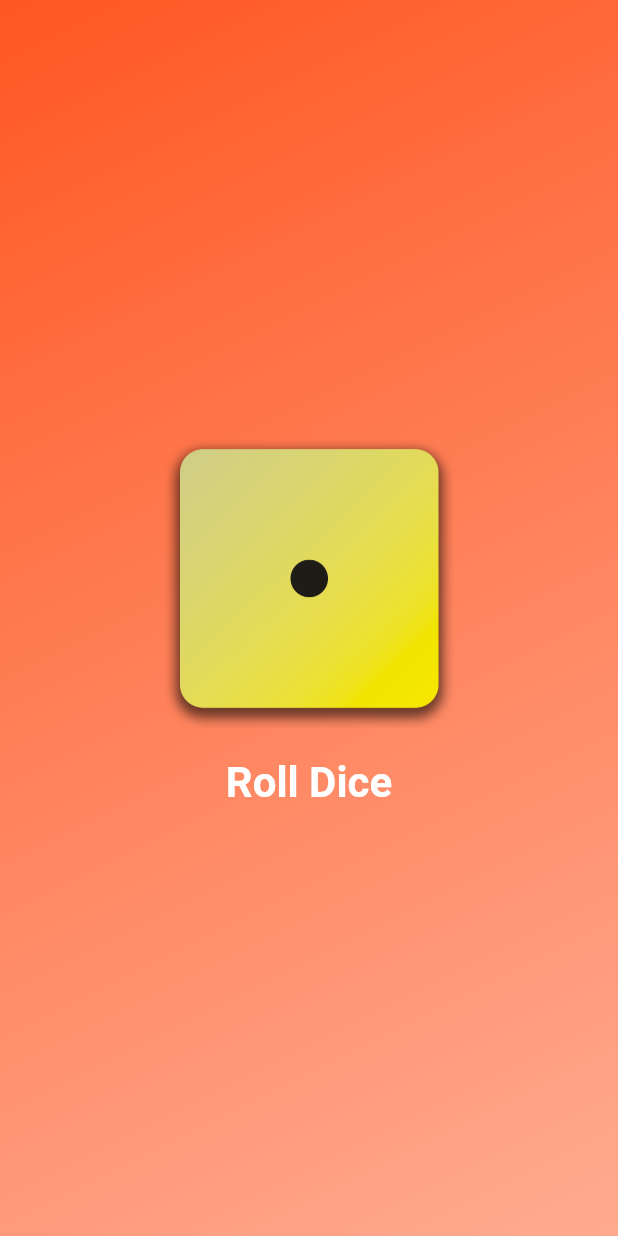
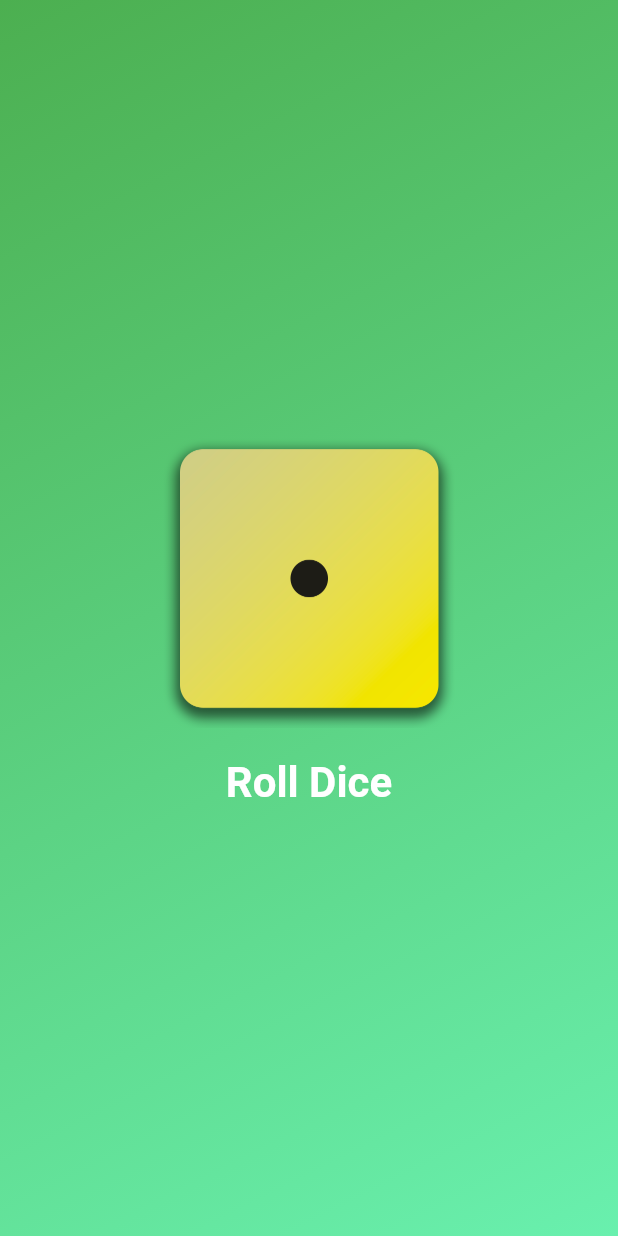
Before and after one commit to alex-yaya/dice_app, a Flutter app: the screen it shows after launch, after a tap on "Roll Dice", on a phone screen of 412 x 824 dp. Run offline on Flutter 3.47's test engine with Material 3 defaults, Android fonts, the phone set to English and light mode, and no system bars.

```diff
--- a/lib/gradient_container.dart
+++ b/lib/gradient_container.dart
@@ -1,12 +1,19 @@
 import 'package:flutter/material.dart';
 
 class GradientContainer extends StatelessWidget {
-  const GradientContainer(this.colorInicio, this.colorFin, {super.key});
+  GradientContainer(this.colorInicio, this.colorFin, {super.key});
+  GradientContainer.green({super.key})
+      : colorInicio = Colors.green,
+        colorFin = Colors.greenAccent;
 
   final Color colorInicio;
   final Color colorFin;
+  var activeDiceImage = 'assets/images/dice-1.png';
 
-  void rollDice() {}
+  void rollDice() {
+    activeDiceImage = 'assets/images/dice-2.png';
+    print('Dice 2');
+  }
 
   @override
   Widget build(BuildContext context) {
@@ -23,7 +30,7 @@ class GradientContainer extends StatelessWidget {
         mainAxisSize: MainAxisSize.min,
         children: [
           Image.asset(
-            'assets/images/dice-1.png',
+            activeDiceImage,
             width: 200,
           ),
           TextButton(
--- a/lib/main.dart
+++ b/lib/main.dart
@@ -5,10 +5,10 @@ void main() {
   runApp(
     MaterialApp(
       home: Scaffold(
-        body: GradientContainer(
-          Colors.deepOrange,
-          Colors.deepOrange.shade200,
-        ),
+        body: GradientContainer.green(),
+        //   Colors.deepOrange,
+        //   Colors.deepOrange.shade200,
+        // ),
       ),
     ),
   );
--- a/pubspec.yaml
+++ b/pubspec.yaml
@@ -45,7 +45,7 @@ dev_dependencies:
   # activated in the `analysis_options.yaml` file located at the root of your
   # package. See that file for information about deactivating specific lint
   # rules and activating additional ones.
-  flutter_lints: ^2.0.0
+  flutter_lints: ^3.0.1
 
 # For information on the generic Dart part of this file, see the
 # following page: https://dart.dev/tools/pub/pubspec
```
Also changed, not shown: pubspec.lock.
